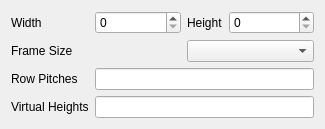
Before: the Qt Designer form YUViewLib/ui/FrameHandler.ui in FaiScofield/YUView, drawn with Qt 5.
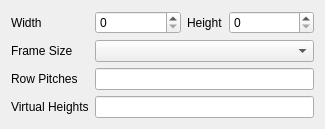
After: the same form once the commit is applied.

Commit message: refactor(ui): 调整FrameHandler界面布局

The edit to the form file:
```diff
--- a/YUViewLib/ui/FrameHandler.ui
+++ b/YUViewLib/ui/FrameHandler.ui
@@ -7,7 +7,7 @@
     <x>0</x>
     <y>0</y>
     <width>325</width>
-    <height>102</height>
+    <height>118</height>
    </rect>
   </property>
   <property name="windowTitle">
@@ -16,13 +16,6 @@
   <layout class="QVBoxLayout" name="wrapperLayout">
    <item>
     <layout class="QGridLayout" name="frameHandlerLayout" rowstretch="0,0,0,0" columnstretch="0,1,0,1">
-     <item row="1" column="2" colspan="2">
-      <widget class="QComboBox" name="frameSizeComboBox">
-       <property name="toolTip">
-        <string>Choose from a list of commonly used frame sizes.</string>
-       </property>
-      </widget>
-     </item>
      <item row="0" column="1">
       <widget class="QSpinBox" name="widthSpinBox">
        <property name="toolTip">
@@ -56,16 +49,6 @@
        </property>
       </widget>
      </item>
-     <item row="1" column="0" colspan="2">
-      <widget class="QLabel" name="label_frmsz">
-       <property name="toolTip">
-        <string>Choose from a list of commonly used frame sizes.</string>
-       </property>
-       <property name="text">
-        <string>Frame Size</string>
-       </property>
-      </widget>
-     </item>
      <item row="0" column="2">
       <widget class="QLabel" name="label_hgt">
        <property name="toolTip">
@@ -123,7 +106,24 @@
        <property name="whatsThis">
         <string />
        </property>
-     </widget>
+      </widget>
+     </item>
+     <item row="1" column="0">
+      <widget class="QLabel" name="label_frmsz">
+       <property name="toolTip">
+        <string>Choose from a list of commonly used frame sizes.</string>
+       </property>
+       <property name="text">
+        <string>Frame Size</string>
+       </property>
+      </widget>
+     </item>
+     <item row="1" column="1" colspan="3">
+      <widget class="QComboBox" name="frameSizeComboBox">
+       <property name="toolTip">
+        <string>Choose from a list of commonly used frame sizes.</string>
+       </property>
+      </widget>
      </item>
     </layout>
    </item>
```
Left out of the diff: 6 changed lines with no effect on the pictures.
